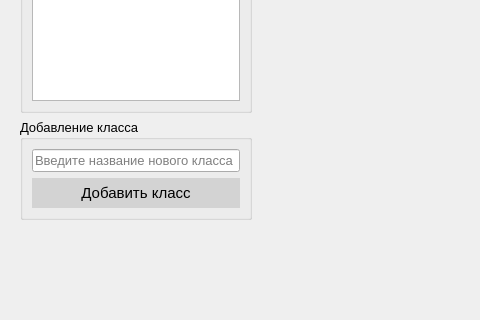
Before: the Qt Designer form desktop_app/design/classes_page.ui in ivansoya/neural-master, drawn with Qt 5; both pictures show x 0 to 480 and y 236 to 556 of the 1388 by 805 pixel window.
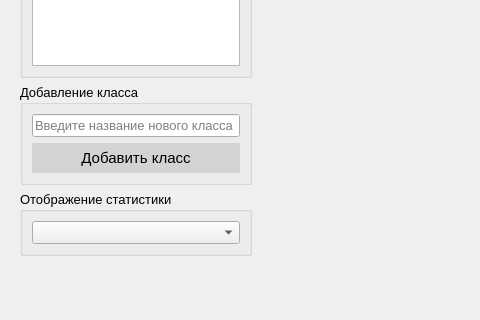
After: the same form once the commit is applied. Custom widgets are drawn as their Qt base class.

Diff of the .ui file:
```diff
--- a/desktop_app/design/classes_page.ui
+++ b/desktop_app/design/classes_page.ui
@@ -108,6 +108,29 @@
           </layout>
          </widget>
         </item>
+        <item>
+         <widget class="QGroupBox" name="groupBox_3">
+          <property name="font">
+           <font>
+            <pointsize>10</pointsize>
+           </font>
+          </property>
+          <property name="title">
+           <string>Отображение статистики</string>
+          </property>
+          <layout class="QVBoxLayout" name="verticalLayout_5">
+           <item>
+            <widget class="EnumComboBox" name="combo_type">
+             <property name="font">
+              <font>
+               <pointsize>10</pointsize>
+              </font>
+             </property>
+            </widget>
+           </item>
+          </layout>
+         </widget>
+        </item>
         <item>
          <spacer name="verticalSpacer">
           <property name="orientation">
@@ -168,6 +191,11 @@
   </layout>
  </widget>
  <customwidgets>
+  <customwidget>
+   <class>EnumComboBox</class>
+   <extends>QComboBox</extends>
+   <header location="global">dataset.dataset_widgets</header>
+  </customwidget>
   <customwidget>
    <class>UWidgetChart</class>
    <extends>QWidget</extends>
```
